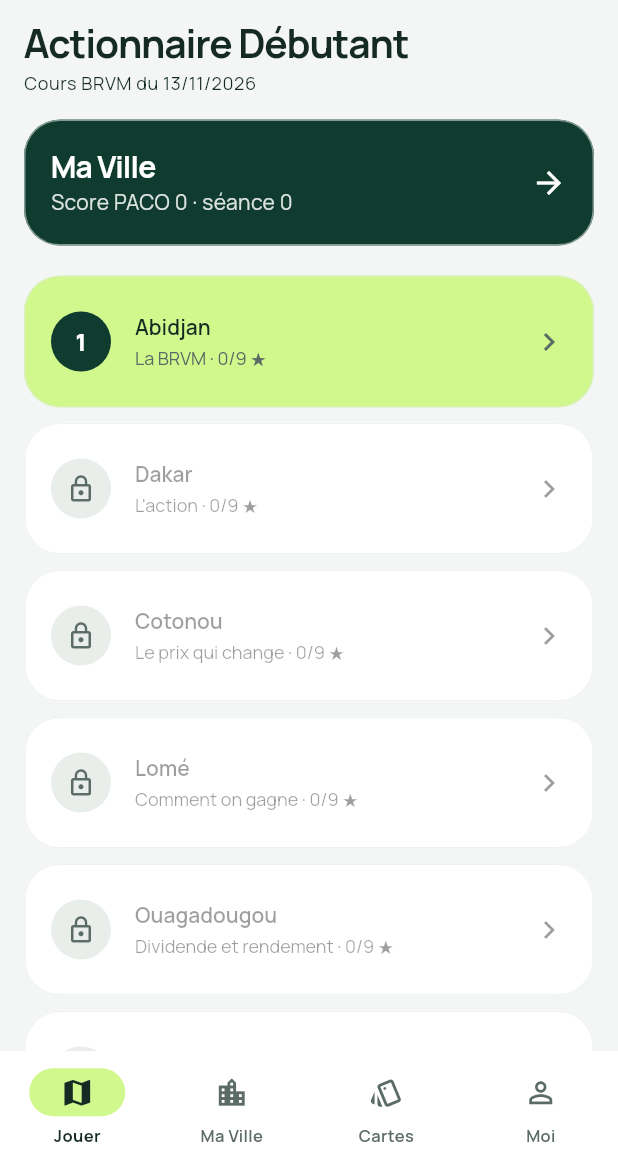
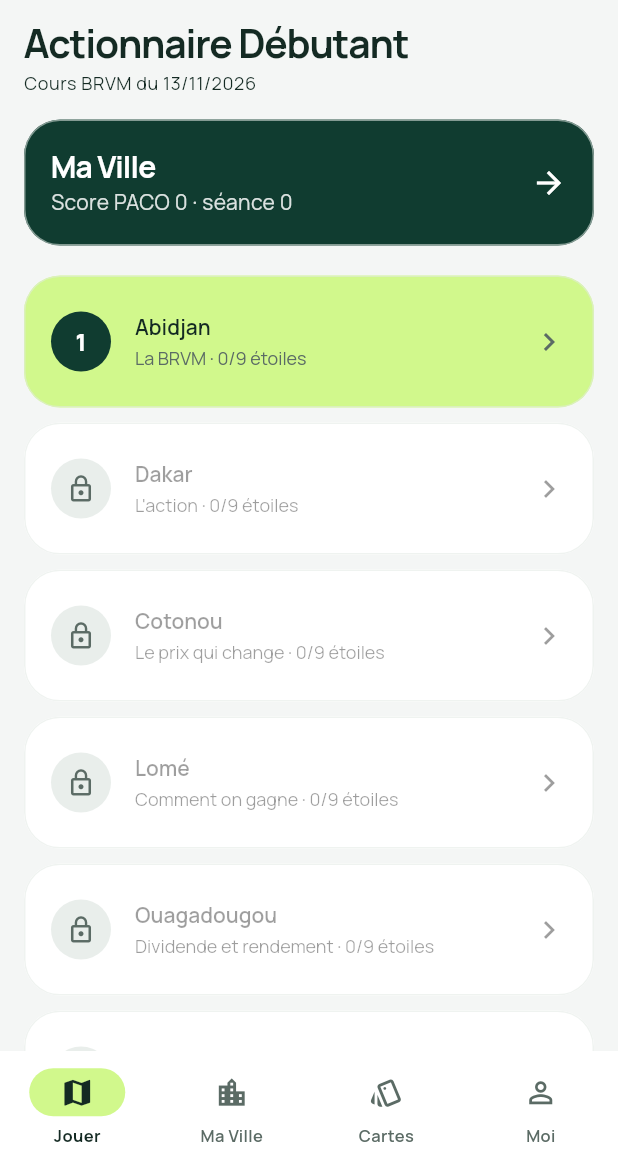
Before and after one commit to mrgohou/boursefacile-game, a Flutter app: the screen it shows after launch, after a tap on "Jouer", on a phone screen of 412 x 824 dp, the part 71-1236 px from its top. Run offline on Flutter 3.47's test engine with Material 3 defaults, Android fonts, the phone set to English and light mode, and no system bars; our stand-ins replace shared_preferences; missing offline and left inert: flame.

Commit message:
Design : étoiles en icônes, réglage « Auto » lisible ; web autonome, APK par architecture
Co-Authored-By: Claude Opus 5.5 <noreply@anthropic.com>
Claude-Session: https://claude.ai/code/session_01HzkDDauYiAucYEWptTmvcg

```diff
--- a/app/lib/ui/city_page.dart
+++ b/app/lib/ui/city_page.dart
@@ -4,6 +4,7 @@ import 'feedback_sheet.dart';
 import 'level_page.dart';
 import 'paco.dart';
 import 'quiz_page.dart';
+import 'stars.dart';
 import 'scope.dart';
 
 /// Une ville : présentation par Paco, 3 niveaux, quiz de validation.
@@ -105,7 +106,7 @@ class _LevelCard extends StatelessWidget {
                       ? Text('$levelIndex', style: Theme.of(context).textTheme.headlineLarge)
                       : Icon(Icons.lock_outline, color: scheme.onSurfaceVariant),
                   const SizedBox(height: 4),
-                  Text('★' * st + '☆' * (3 - st), style: const TextStyle(color: Color(0xFFE09F00), letterSpacing: 2)),
+                  Stars(st),
                 ],
               ),
             ),
--- a/app/lib/ui/level_page.dart
+++ b/app/lib/ui/level_page.dart
@@ -7,6 +7,7 @@ import '../game/puzzle_game.dart';
 import 'format.dart';
 import 'paco.dart';
 import 'scope.dart';
+import 'stars.dart';
 
 const _labels = {
   'cacao': 'cacao',
@@ -131,9 +132,7 @@ class _LevelPageState extends State<LevelPage> {
                     child: Column(
                       mainAxisSize: MainAxisSize.min,
                       children: [
-                        Text('★' * s + '☆' * (3 - s),
-                            style: const TextStyle(fontSize: 40, color: Color(0xFFFFC533), letterSpacing: 6),
-                            semanticsLabel: '$s étoiles sur 3'),
+                        Stars(s, size: 44),
                         Text('+ ${fcfa(eng.savingsEarned(progress))} FCFA-jeu d’épargne', style: Theme.of(context).textTheme.titleMedium),
                         if (reward != null) Text('Ma Ville : ${reward!.event}', textAlign: TextAlign.center),
                         if (reward?.ago == true) Text('AGO : + ${fcfa(reward!.cashGained)} FCFA-jeu de dividendes'),
--- a/app/lib/ui/map_tab.dart
+++ b/app/lib/ui/map_tab.dart
@@ -87,7 +87,7 @@ class _CityTile extends StatelessWidget {
           child: open ? Text('$n', style: const TextStyle(fontWeight: FontWeight.w800)) : const Icon(Icons.lock_outline, size: 20),
         ),
         title: Text(name),
-        subtitle: Text('$notion · $st/9 ★'),
+        subtitle: Text('$notion · $st/9 étoiles'),
         trailing: done ? Icon(Icons.verified, color: scheme.primary, semanticLabel: 'Ville validée') : const Icon(Icons.chevron_right),
         onTap: open ? () => Navigator.of(context).push(MaterialPageRoute<void>(builder: (_) => CityPage(city: n))) : null,
       ),
--- a/app/lib/ui/settings_tab.dart
+++ b/app/lib/ui/settings_tab.dart
@@ -25,10 +25,11 @@ class SettingsTab extends StatelessWidget {
         ),
         const SizedBox(height: 20),
         Text('Apparence', style: text.titleMedium),
+        Text('« Auto » suit le réglage de ton téléphone.', style: text.bodySmall),
         const SizedBox(height: 8),
         SegmentedButton<ThemeMode>(
           segments: const [
-            ButtonSegment(value: ThemeMode.system, label: Text('Téléphone'), icon: Icon(Icons.phone_android)),
+            ButtonSegment(value: ThemeMode.system, label: Text('Auto'), icon: Icon(Icons.brightness_auto_outlined)),
             ButtonSegment(value: ThemeMode.light, label: Text('Clair'), icon: Icon(Icons.light_mode_outlined)),
             ButtonSegment(value: ThemeMode.dark, label: Text('Sombre'), icon: Icon(Icons.dark_mode_outlined)),
           ],
```
Also changed, not shown: app/lib/ui/stars.dart (added, +22 -0 lines), 1 other file.
